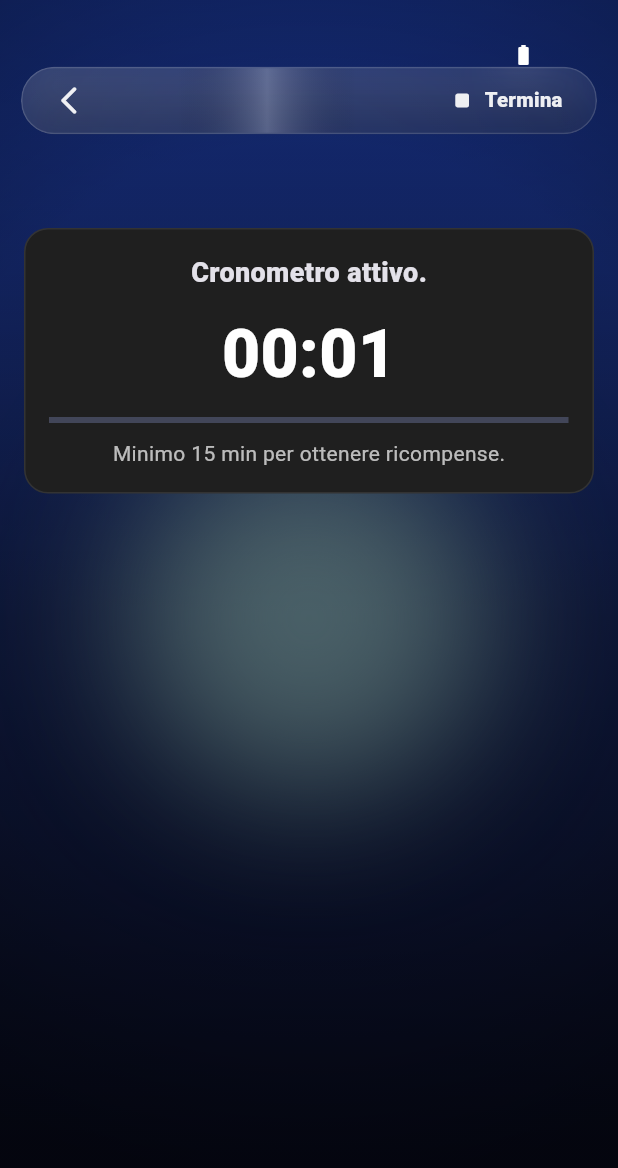
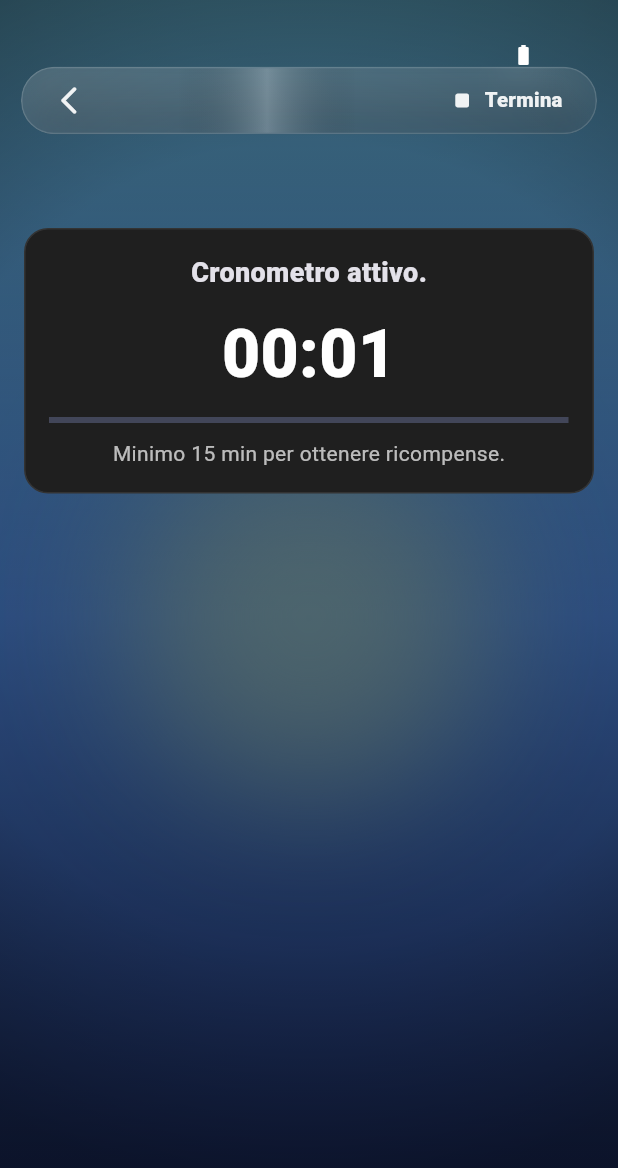
Before and after one commit to JoJoBa15/afkheros, a Flutter app: the FocusSessionScreen screen opened directly, on a phone screen of 412 x 824 dp. Shown: the top 1168 px of the screen. Run offline on Flutter 3.47's test engine with Material 3 defaults, Android fonts, the light colour scheme and no system bars.

Commit message:
fix day background

```diff
--- a/lib/core/widgets/app_background.dart
+++ b/lib/core/widgets/app_background.dart
@@ -262,14 +262,15 @@ class _StarsPainter extends CustomPainter {
     final p = Paint()..style = PaintingStyle.fill;
 
     for (final s in stars) {
-      final tw = 0.55 + 0.45 * math.sin(t * math.pi * 2 + s.phase);
-      final a = (alpha * tw).clamp(0.0, 1.0);
+      final tw = (0.65 + 0.35 * math.sin(s.phase + t * math.pi * 2)).clamp(0.0, 1.0);
+      final a = (alpha * tw * 0.95).clamp(0.0, 1.0);
 
-      p.color = Colors.white.withValues(alpha: 0.75 * a);
-
-      final dx = s.x * size.width;
-      final dy = s.y * size.height;
-      canvas.drawCircle(Offset(dx, dy), s.r, p);
+      p.color = Colors.white.withValues(alpha: a);
+      canvas.drawCircle(
+        Offset(s.x * size.width, s.y * size.height),
+        s.r,
+        p,
+      );
     }
   }
 
@@ -280,7 +281,7 @@ class _StarsPainter extends CustomPainter {
 }
 
 // -----------------------------------------------------------------------------
-// PALETTE (giorno/notte) — invariata dal tuo file
+// PALETTE (sky + aurora)
 // -----------------------------------------------------------------------------
 class _DayPalette {
   _DayPalette({
@@ -308,14 +309,24 @@ class _DayPalette {
     final night = 1.0 - smoothstep(6.5, 8.5, h) + smoothstep(18.0, 20.0, h);
     final n = night.clamp(0.0, 1.0);
 
+    // brighter morning window (~6..12)
+    final morning =
+        (smoothstep(6.0, 8.2, h) * (1.0 - smoothstep(10.8, 12.0, h)))
+            .clamp(0.0, 1.0);
+
     List<Color> lerpCols(List<Color> a, List<Color> b, double t) {
       return List.generate(a.length, (i) => Color.lerp(a[i], b[i], t)!);
     }
 
     const skyDay = [
-      Color(0xFF2B5CFF),
-      Color(0xFF1A2B6A),
-      Color(0xFF0B0F2B),
+      Color(0xFF3E86FF),
+      Color(0xFF2759FF),
+      Color(0xFF142A66),
+    ];
+    const skyMorning = [
+      Color(0xFF78D7FF),
+      Color(0xFF5A9BFF),
+      Color(0xFF243A8A),
     ];
     const skyNight = [
       Color(0xFF070812),
@@ -357,7 +368,7 @@ class _DayPalette {
     ];
 
     return _DayPalette(
-      sky: lerpCols(skyDay, skyNight, n),
+      sky: lerpCols(lerpCols(skyDay, skyMorning, morning), skyNight, n),
       blobA: lerpCols(blobADay, blobANight, n),
       blobB: lerpCols(blobBDay, blobBNight, n),
       blobC: lerpCols(blobCDay, blobCNight, n),
```
